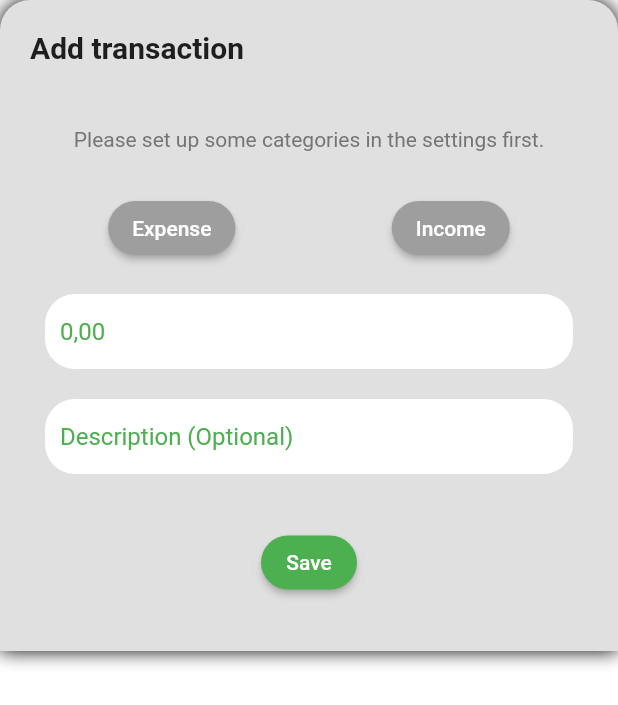
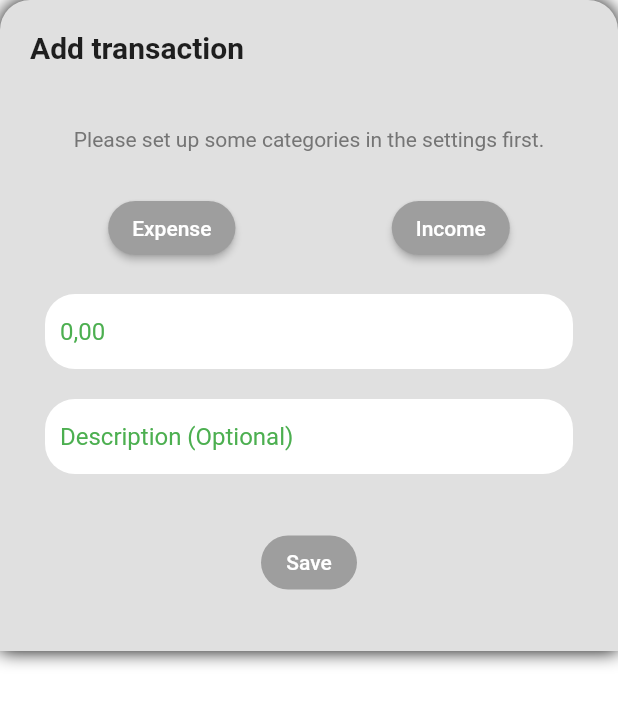
Before and after one commit to nkqdr/Monity, a Flutter app: the AddTransactionBottomSheet widget shown alone on an empty page, opened directly, on a phone screen of 412 x 824 dp. Shown: the top 705 px of the screen. Run offline on Flutter 3.47's test engine with Material 2 defaults, Android fonts, the phone set to English and light mode, and no system bars; our stand-ins replace adaptive_dialog, file_picker, fl_chart, permission_handler, shared_preferences, sqflite; missing offline and left inert: encrypt; accounts and stored records are empty; generated files the repository leaves out were written again; statements that could not run were skipped.

Commit message:
Fixed a bug where the user was able to create a Transaction without an associated category. Also fixed a bug where the monthly limit would default to 0

```diff
--- a/lib/widgets/add_transaction_bottom_sheet.dart
+++ b/lib/widgets/add_transaction_bottom_sheet.dart
@@ -220,27 +220,48 @@ class _AddTransactionBottomSheetState extends State<AddTransactionBottomSheet> {
             ),
 
             // Save button
-            Padding(
+            FutureBuilder<List<TransactionCategory>>(
+                future: _categories,
+                builder: ((context, snapshot) {
+                  if (snapshot.hasData) {
+                    return Padding(
                       padding: const EdgeInsets.only(top: 25.0, bottom: 15),
                       child: Center(
                         child: ElevatedButton(
-                  onPressed: () {
-                    bool isValid = _formKey.currentState!.validate();
+                          key: const Key("save-transaction-button"),
+                          onPressed: snapshot.data!.isEmpty
+                              ? null
+                              : () {
+                                  bool isValid =
+                                      _formKey.currentState!.validate();
                                   if (_transactionType == null) {
-                      setState(() => _showTransactionTypeHint = true);
+                                    setState(
+                                        () => _showTransactionTypeHint = true);
                                     return;
                                   } else {
-                      setState(() => _showTransactionTypeHint = false);
+                                    setState(
+                                        () => _showTransactionTypeHint = false);
                                   }
                                   if (isValid) {
                                     _handleAddTransaction();
                                     Navigator.of(context).pop();
                                   }
                                 },
+                          style: ButtonStyle(
+                            backgroundColor: MaterialStateProperty.all(
+                                snapshot.data!.isEmpty
+                                    ? Colors.grey
+                                    : Colors.green),
+                            foregroundColor:
+                                MaterialStateProperty.all(Colors.white),
+                          ),
                           child: Text(language.saveButton),
                         ),
                       ),
-            ),
+                    );
+                  }
+                  return Container();
+                })),
           ],
         ),
       ),
--- a/lib/widgets/dashboard/current_month_tile.dart
+++ b/lib/widgets/dashboard/current_month_tile.dart
@@ -116,11 +116,11 @@ class CurrentMonthTile extends StatelessWidget {
     return sum;
   }
 
-  Future<double> _getRemainingAmount(
+  Future<double?> _getRemainingAmount(
       bool budgetOverflowEnabled, double? monthlyLimit) async {
     var currentDate = DateTime.now();
     var transactions = await FinancesDatabase.instance.readAllTransactions();
-    if (transactions.isEmpty) return monthlyLimit ?? 0;
+    if (transactions.isEmpty) return monthlyLimit;
     double thisMonthSpent = _getThisMonthSpentAmount(transactions);
 
     var lastTransaction = transactions.last;
```
Lines whose indentation alone changed are shown as unchanged.
